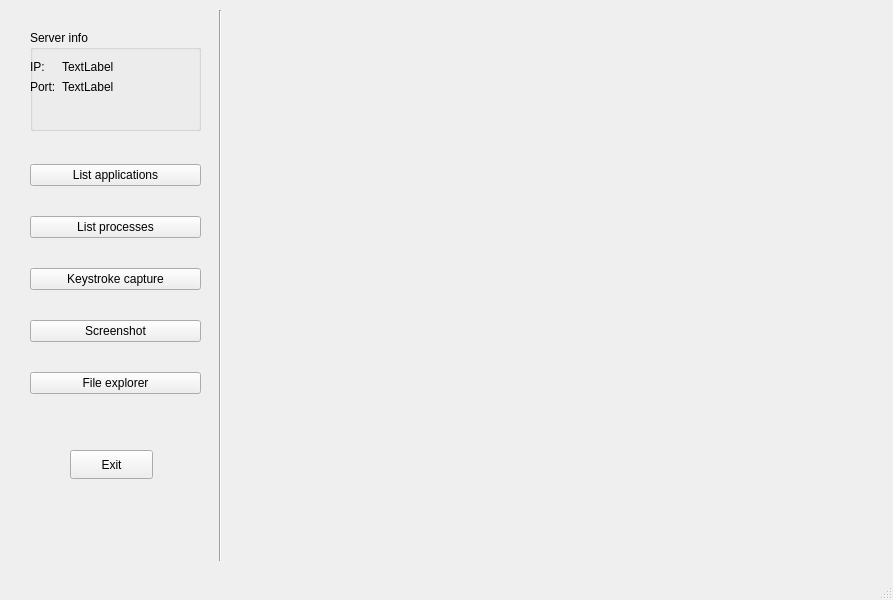
Qt form clientWindow.ui (hdkhang6803/PC_Remote_Control) before a commit.
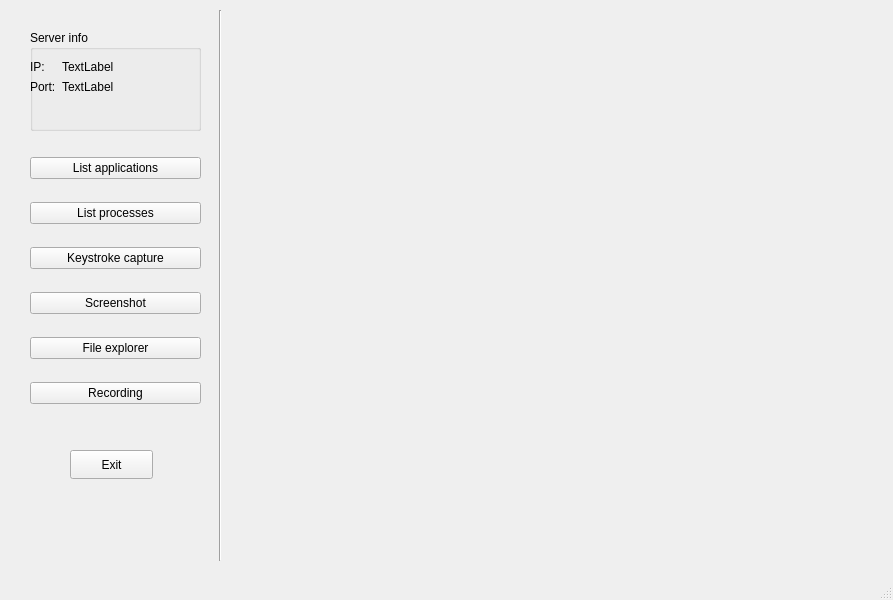
The same form after that commit.

```diff
--- a/clientWindow.ui
+++ b/clientWindow.ui
@@ -68,6 +68,13 @@
         </property>
        </widget>
       </item>
+      <item>
+       <widget class="QPushButton" name="pushButton_6">
+        <property name="text">
+         <string>Recording</string>
+        </property>
+       </widget>
+      </item>
      </layout>
     </widget>
     <widget class="QGroupBox" name="groupBox">
```
Left out of the diff: 2 changed lines with no effect on the pictures.
